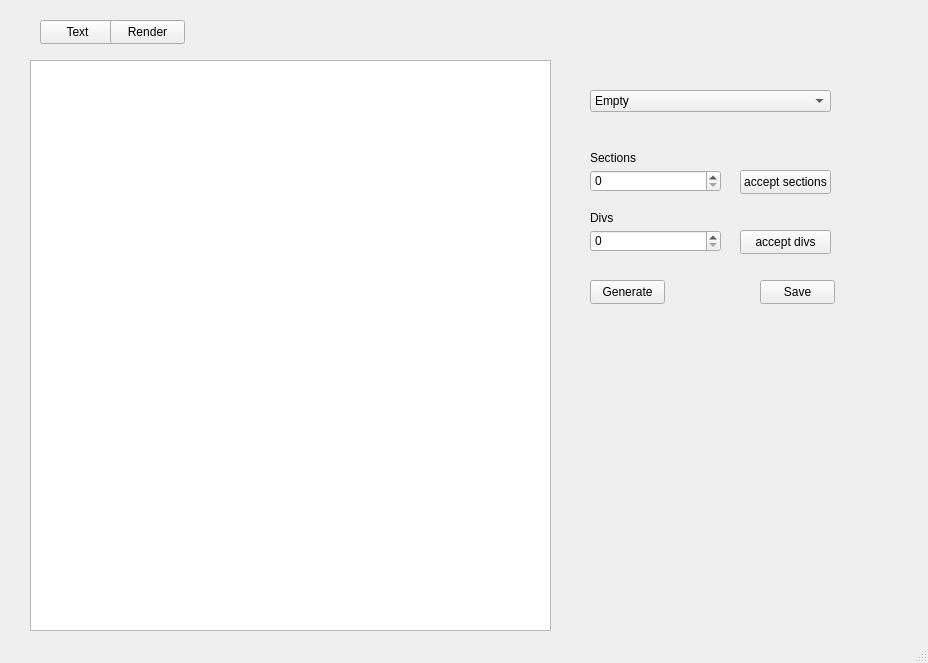
Old version of the form html.ui in the repository AlekseyKhaleev/HTML-generator.
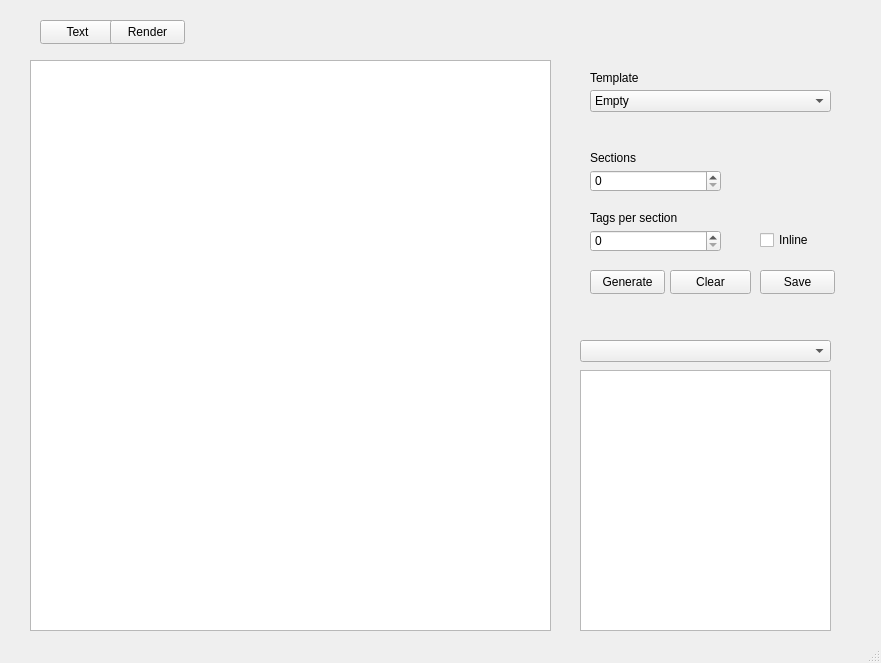
New version of the form.

Commit message: some fixes: - buttons deleted - inline check added - section/tag choice inject - some naming fixes - excess code deleted

Diff of the .ui file:
```diff
--- a/html.ui
+++ b/html.ui
@@ -6,7 +6,7 @@
    <rect>
     <x>0</x>
     <y>0</y>
-    <width>928</width>
+    <width>881</width>
     <height>663</height>
    </rect>
   </property>
@@ -50,19 +50,6 @@
      </rect>
     </property>
    </widget>
-   <widget class="QPushButton" name="sections_btn">
-    <property name="geometry">
-     <rect>
-      <x>740</x>
-      <y>170</y>
-      <width>91</width>
-      <height>24</height>
-     </rect>
-    </property>
-    <property name="text">
-     <string>accept sections</string>
-    </property>
-   </widget>
    <widget class="QLabel" name="sections_label">
     <property name="geometry">
      <rect>
@@ -91,32 +78,19 @@
      <rect>
       <x>590</x>
       <y>210</y>
-      <width>49</width>
+      <width>131</width>
       <height>16</height>
      </rect>
     </property>
     <property name="text">
-     <string>Divs</string>
-    </property>
-   </widget>
-   <widget class="QPushButton" name="divs_btn">
-    <property name="geometry">
-     <rect>
-      <x>740</x>
-      <y>230</y>
-      <width>91</width>
-      <height>24</height>
-     </rect>
-    </property>
-    <property name="text">
-     <string>accept divs</string>
+     <string>Tags per section</string>
     </property>
    </widget>
    <widget class="QPushButton" name="generate_btn">
     <property name="geometry">
      <rect>
       <x>590</x>
-      <y>280</y>
+      <y>270</y>
       <width>75</width>
       <height>24</height>
      </rect>
@@ -155,7 +129,7 @@
     <property name="geometry">
      <rect>
       <x>760</x>
-      <y>280</y>
+      <y>270</y>
       <width>75</width>
       <height>24</height>
      </rect>
@@ -185,15 +159,67 @@
     <property name="lineWrapMode">
      <enum>QTextEdit::NoWrap</enum>
     </property>
-    <property name="html">
-     <string>&lt;!DOCTYPE HTML PUBLIC &quot;-//W3C//DTD HTML 4.0//EN&quot; &quot;http://www.w3.org/TR/REC-html40/strict.dtd&quot;&gt;
-&lt;html&gt;&lt;head&gt;&lt;meta name=&quot;qrichtext&quot; content=&quot;1&quot; /&gt;&lt;meta charset=&quot;utf-8&quot; /&gt;&lt;style type=&quot;text/css&quot;&gt;
-p, li { white-space: pre-wrap; }
-hr { height: 1px; border-width: 0; }
-li.unchecked::marker { content: &quot;\2610&quot;; }
-li.checked::marker { content: &quot;\2612&quot;; }
-&lt;/style&gt;&lt;/head&gt;&lt;body style=&quot; font-family:'Segoe UI'; font-size:9pt; font-weight:400; font-style:normal;&quot;&gt;
-&lt;p style=&quot;-qt-paragraph-type:empty; margin-top:0px; margin-bottom:0px; margin-left:0px; margin-right:0px; -qt-block-indent:0; text-indent:0px;&quot;&gt;&lt;br /&gt;&lt;/p&gt;&lt;/body&gt;&lt;/html&gt;</string>
+   </widget>
+   <widget class="QLabel" name="template_label">
+    <property name="geometry">
+     <rect>
+      <x>590</x>
+      <y>70</y>
+      <width>49</width>
+      <height>16</height>
+     </rect>
+    </property>
+    <property name="text">
+     <string>Template</string>
+    </property>
+   </widget>
+   <widget class="QTreeView" name="treeView">
+    <property name="geometry">
+     <rect>
+      <x>580</x>
+      <y>370</y>
+      <width>251</width>
+      <height>261</height>
+     </rect>
+    </property>
+   </widget>
+   <widget class="QComboBox" name="current_section_combo">
+    <property name="geometry">
+     <rect>
+      <x>580</x>
+      <y>340</y>
+      <width>251</width>
+      <height>22</height>
+     </rect>
+    </property>
+    <property name="editable">
+     <bool>false</bool>
+    </property>
+   </widget>
+   <widget class="QCheckBox" name="inline_check">
+    <property name="geometry">
+     <rect>
+      <x>760</x>
+      <y>230</y>
+      <width>76</width>
+      <height>20</height>
+     </rect>
+    </property>
+    <property name="text">
+     <string>Inline</string>
+    </property>
+   </widget>
+   <widget class="QPushButton" name="clear_btn">
+    <property name="geometry">
+     <rect>
+      <x>670</x>
+      <y>270</y>
+      <width>81</width>
+      <height>24</height>
+     </rect>
+    </property>
+    <property name="text">
+     <string>Clear</string>
     </property>
    </widget>
   </widget>
```
The commit also changes 4 other files.
